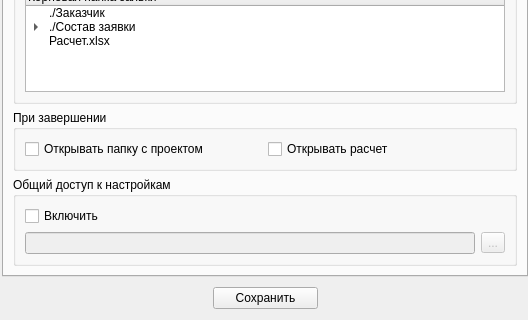
Korolev-Oleg/Tend-Manager, file interface/ui/settings.ui: the form before one commit; both pictures show x 0 to 528 and y 331 to 651 of the 528 by 651 pixel window.
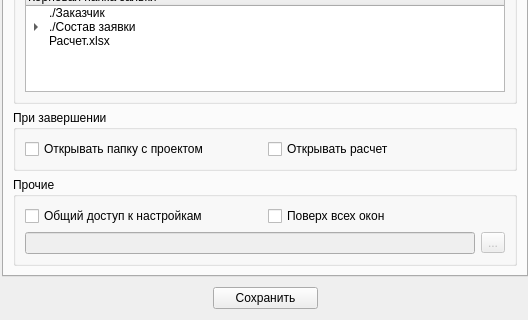
The form after the commit. Icons and pictures are not drawn.

The edit to the form file:
```diff
--- a/interface/ui/settings.ui
+++ b/interface/ui/settings.ui
@@ -892,10 +892,37 @@
         <item>
          <widget class="QGroupBox" name="groupBox_5">
           <property name="title">
-           <string>Общий доступ к настройкам</string>
+           <string>Прочие</string>
           </property>
           <layout class="QGridLayout" name="gridLayout_2">
-           <item row="1" column="1">
+           <item row="1" column="0" colspan="2">
+            <layout class="QHBoxLayout" name="horizontalLayout_7" stretch="0,0">
+             <property name="spacing">
+              <number>6</number>
+             </property>
+             <property name="sizeConstraint">
+              <enum>QLayout::SetDefaultConstraint</enum>
+             </property>
+             <property name="leftMargin">
+              <number>0</number>
+             </property>
+             <item>
+              <widget class="QCheckBox" name="sharedCheckBox">
+               <property name="text">
+                <string>Общий доступ к настройкам</string>
+               </property>
+              </widget>
+             </item>
+             <item>
+              <widget class="QCheckBox" name="onTopCheckBox">
+               <property name="text">
+                <string>Поверх всех окон</string>
+               </property>
+              </widget>
+             </item>
+            </layout>
+           </item>
+           <item row="5" column="1">
             <widget class="QToolButton" name="SharedButton">
              <property name="enabled">
               <bool>false</bool>
@@ -905,7 +932,7 @@
              </property>
             </widget>
            </item>
-           <item row="1" column="0">
+           <item row="5" column="0">
             <widget class="QLineEdit" name="sharedPathLine">
              <property name="enabled">
               <bool>false</bool>
@@ -915,13 +942,6 @@
              </property>
             </widget>
            </item>
-           <item row="0" column="0">
-            <widget class="QCheckBox" name="sharedCheckBox">
-             <property name="text">
-              <string>Включить</string>
-             </property>
-            </widget>
-           </item>
           </layout>
          </widget>
         </item>
```
